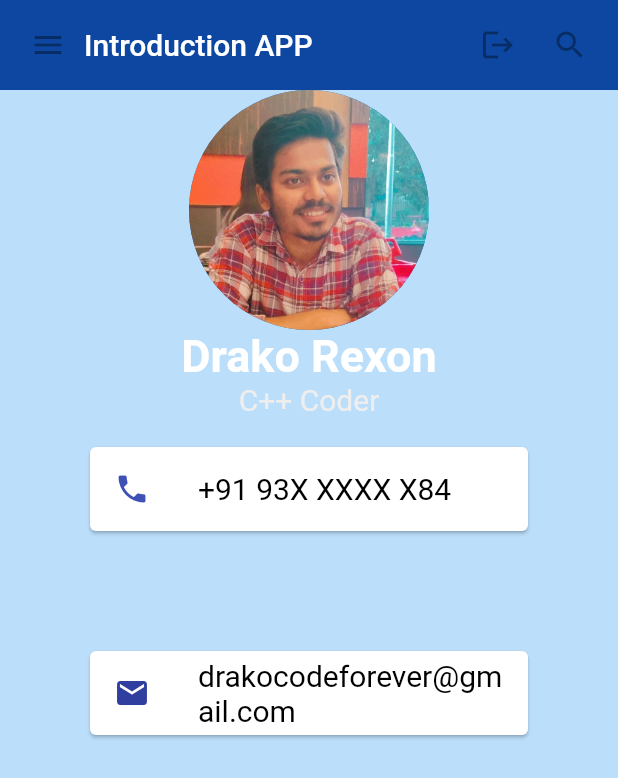
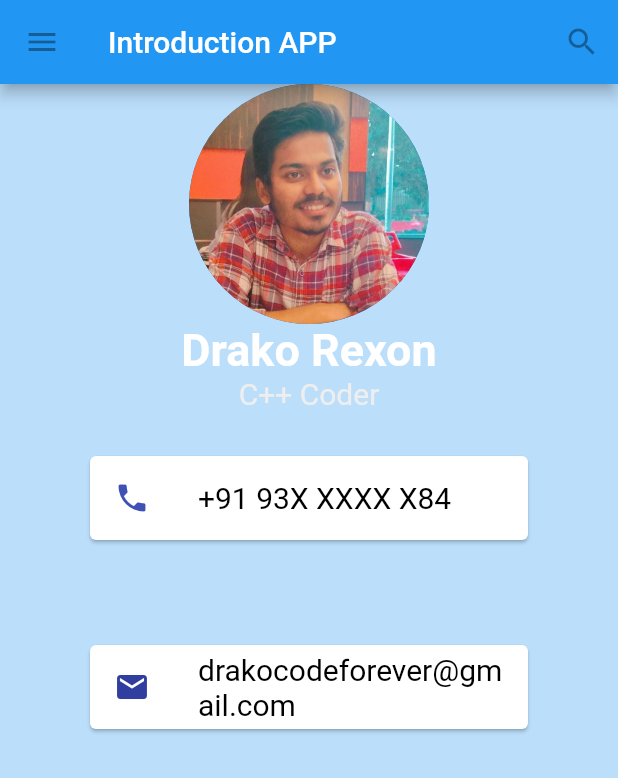
Before and after one commit to Drako-Rexon/Apps, a Flutter app: the screen it shows after launch, on a phone screen of 412 x 824 dp. Shown: the top 778 px of the screen. Run offline on Flutter 3.47's test engine with Material 2 defaults, Android fonts, the phone set to English and light mode, and no system bars.

Commit message:
material and scaffold

```diff
--- a/lib/main.dart
+++ b/lib/main.dart
@@ -31,16 +31,16 @@ class MyAppBar extends StatelessWidget {
           Expanded(
             child: title,
           ),
-          const IconButton(
-            icon: Icon(Icons.logout),
-            tooltip: 'Extra',
-            onPressed: null,
-          ),
-          const IconButton(
-            icon: Icon(Icons.search),
-            tooltip: 'Search',
-            onPressed: null,
-          ),
+          // const IconButton(
+          //   icon: Icon(Icons.logout),
+          //   tooltip: 'Extra',
+          //   onPressed: null,
+          // ),
+          // const IconButton(
+          //   icon: Icon(Icons.search),
+          //   tooltip: 'Search',
+          //   onPressed: null,
+          // ),
         ],
       ),
     );
@@ -53,24 +53,47 @@ class MyApp extends StatelessWidget {
   @override
   Widget build(BuildContext context) {
     return MaterialApp(
+      title: 'Intro App',
       home: Scaffold(
         backgroundColor: Colors.blue.shade100,
+        appBar: AppBar(
+          leading: const IconButton(
+            icon: Icon(Icons.menu),
+            tooltip: 'Navigation Menu',
+            onPressed: null,
+          ),
+          title: const Text(
+            'Introduction APP',
+            // color: Colors.white,
+          ),
+          actions: const [
+            IconButton(
+              onPressed: null,
+              icon: Icon(Icons.search),
+              tooltip: 'Search',
+            )
+          ],
+        ),
         body: Container(
           child: Column(
             children: [
-              MyAppBar(
-                title: Text(
-                  'Introduction APP',
-                  style: Theme.of(context) //
-                      .primaryTextTheme
-                      .headline6,
-                ),
-              ),
+              // MyAppBar(
+              //   title: Text(
+              //     'Introduction APP',
+              //     style: Theme.of(context)
+              //         .primaryTextTheme
+              //         .headline6,
+              //   ),
+              // ),
+
               Column(
+                // Wants to give margin between the app bar and the circle avatar
+                // margin: EdgeInsets.symmetric(vertical: 90),
                 mainAxisAlignment: MainAxisAlignment.center,
                 children: <Widget>[
                   const CircleAvatar(
                     radius: 80,
+                    // tooltip: 'Drako',
                     backgroundImage: AssetImage('images/profile-img.jpeg'),
                   ),
                   const Text(
@@ -91,7 +114,7 @@ class MyApp extends StatelessWidget {
                   const Card(
                     color: Colors.white,
                     margin: EdgeInsets.symmetric(
-                      vertical: 20,
+                      vertical: 30,
                       horizontal: 60,
                     ),
                     child: ListTile(
@@ -111,7 +134,7 @@ class MyApp extends StatelessWidget {
                   Card(
                     color: Colors.white,
                     margin: const EdgeInsets.symmetric(
-                      vertical: 60,
+                      vertical: 40,
                       horizontal: 60,
                     ),
                     child: ListTile(
@@ -127,7 +150,7 @@ class MyApp extends StatelessWidget {
                         ),
                       ),
                     ),
-                  )
+                  ),
                 ],
               ),
             ],
```
